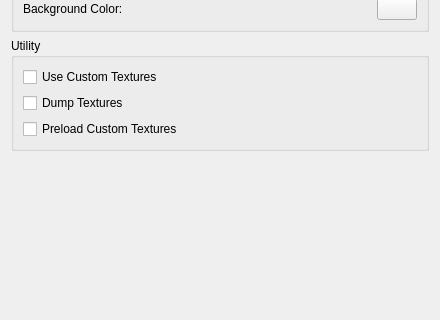
This is src/citra_qt/configuration/configure_enhancements.ui in PabloMK7/citra as Qt 5 draws it before an edit; both pictures show x 0 to 440 and y 428 to 748 of the 440 by 748 pixel window. The edited form follows.
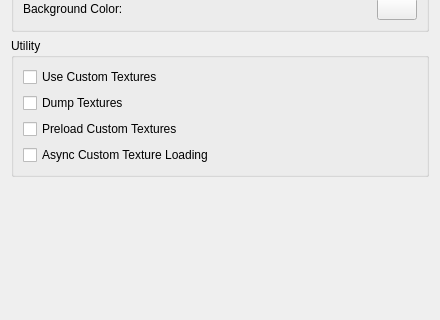
This is the edited form.

Commit message: Custom textures rewrite (#6452)

```diff
--- a/src/citra_qt/configuration/configure_enhancements.ui
+++ b/src/citra_qt/configuration/configure_enhancements.ui
@@ -494,6 +494,16 @@
         </property>
        </widget>
       </item>
+      <item>
+       <widget class="QCheckBox" name="toggle_async_custom_loading">
+        <property name="toolTip">
+         <string>&lt;html&gt;&lt;head/&gt;&lt;body&gt;&lt;p&gt;Load custom textures asynchronously with background threads to reduce loading stutter&lt;/p&gt;&lt;/body&gt;&lt;/html&gt;</string>
+        </property>
+        <property name="text">
+         <string>Async Custom Texture Loading</string>
+        </property>
+       </widget>
+      </item>
      </layout>
     </widget>
    </item>
```
The commit also changes 84 other files.
